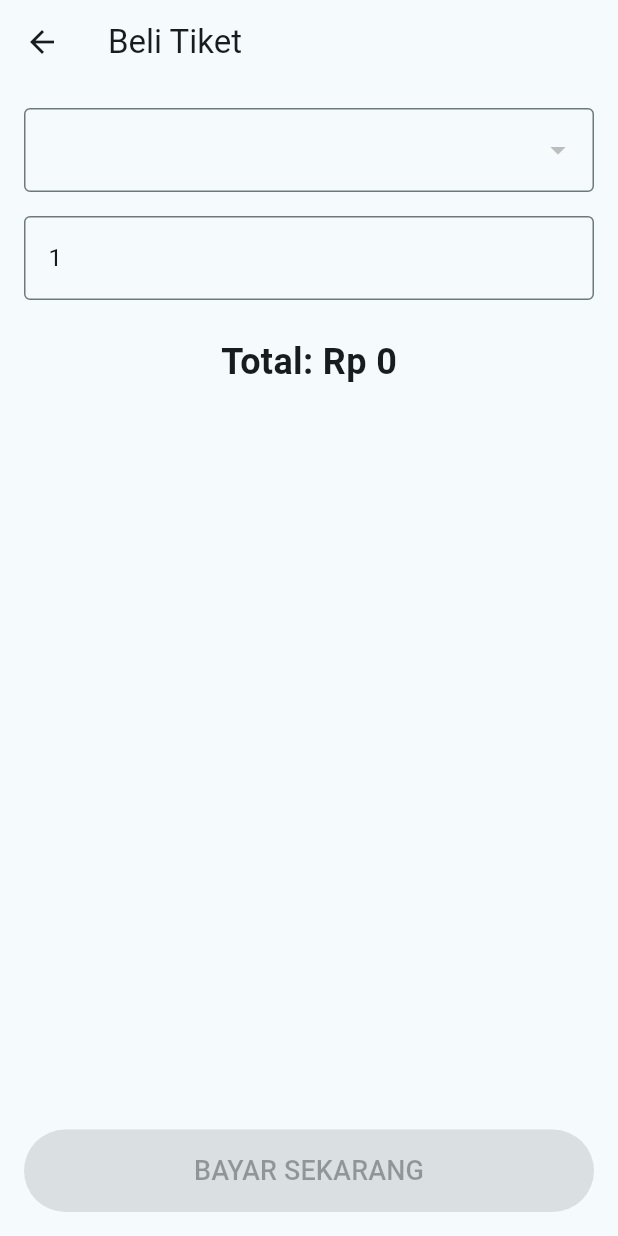
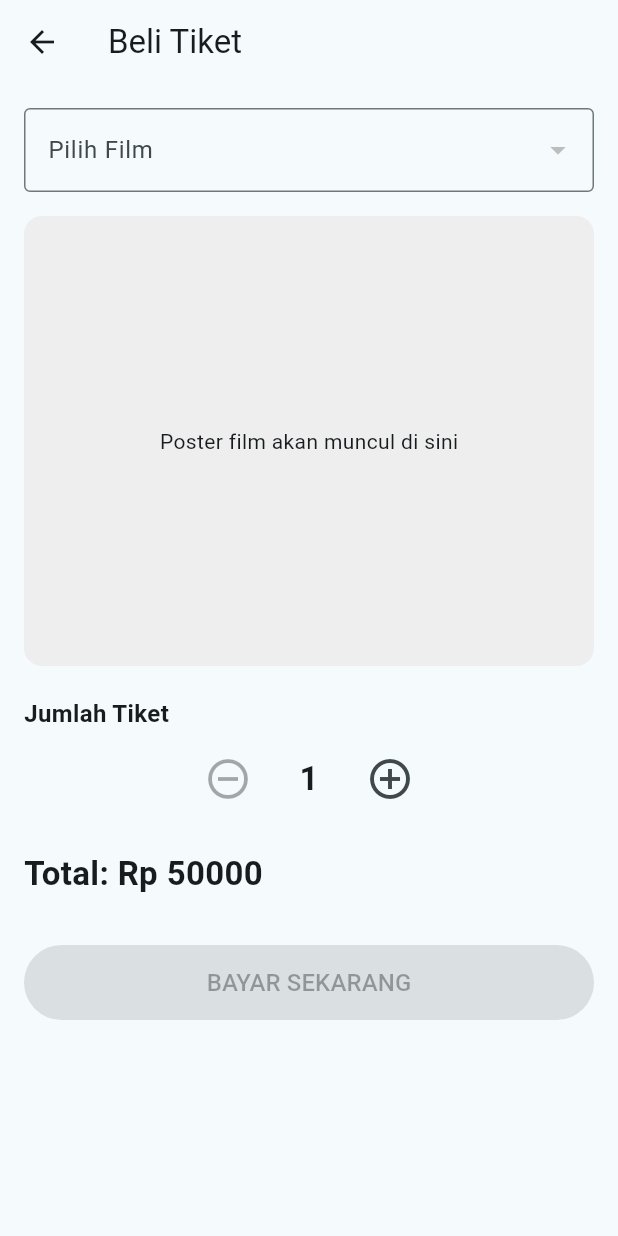
Before and after one commit to dira28/flutter_11pplg1, a Flutter app: the BuyTicketPage screen opened by its route, on a phone screen of 412 x 824 dp. Run offline on Flutter 3.47's test engine with Material 3 defaults, Android fonts, the phone set to English and light mode, and no system bars; our stand-ins replace cloud_firestore, firebase_core, firebase_messaging, flutter_local_notifications, font_awesome_flutter, get and 5 more; missing offline and left inert: shelf_router; accounts and stored records are empty; network calls fail; statements that could not run were skipped.

```diff
--- a/lib/pages/buyticket.dart
+++ b/lib/pages/buyticket.dart
@@ -1,88 +1,168 @@
 import 'package:flutter/material.dart';
 import 'package:get/get.dart';
+import 'package:latihan1_11pplg1/widgets/costum_button.dart';
+import 'package:latihan1_11pplg1/widgets/costum_dropdown.dart';
 import '../controllers/movie_controller.dart';
+import '../controllers/buy_controller.dart';
 
-class BuyTicketPage extends StatefulWidget {
-  @override
-  State<BuyTicketPage> createState() => _BuyTicketPageState();
-}
 
-class _BuyTicketPageState extends State<BuyTicketPage> {
-  final MovieController controller = Get.find<MovieController>();
+class BuyTicketPage extends StatelessWidget {
+  BuyTicketPage({super.key});
 
-  Map<String, dynamic>? selectedMovie;
-  final TextEditingController qtyController =
-      TextEditingController(text: "1");
+  final MovieController movieController = Get.put(MovieController());
+  final BuyController buyController = Get.put(BuyController());
 
-  int hargaPerTiket = 50000;
-  int totalHarga = 0;
+  final Rx<Map<String, dynamic>?> selectedMovie = Rx<Map<String, dynamic>?>(null);
+  final RxInt qty = 1.obs;
+  final int hargaPerTiket = 50000;
+  final RxInt totalHarga = 0.obs;
 
   void hitungTotal() {
-    final qty = int.tryParse(qtyController.text) ?? 0;
-    setState(() {
-      totalHarga = qty * hargaPerTiket;
-    });
+    totalHarga.value = qty.value * hargaPerTiket;
   }
 
   @override
   Widget build(BuildContext context) {
+    hitungTotal(); // Inisialisasi awal
+
     return Scaffold(
       appBar: AppBar(title: const Text("Beli Tiket")),
-      body: Padding(
+      body: SingleChildScrollView(
         padding: const EdgeInsets.all(16),
         child: Column(
+          crossAxisAlignment: CrossAxisAlignment.start,
           children: [
-            Obx(() => DropdownButtonFormField<Map<String, dynamic>>(
-                  decoration:
-                      const InputDecoration(border: OutlineInputBorder()),
-                  value: selectedMovie,
-                  items: controller.movies.map((movie) {
-                    return DropdownMenuItem(
-                      value: movie,
-                      child: Text(movie['title']),
-                    );
-                  }).toList(),
+
+            /// ===== PENGGUNAAN DROPDOWN CUSTOM =====
+            Obx(() => CustomDropdown<Map<String, dynamic>>(
+                  label: "Pilih Film",
+                  value: selectedMovie.value,
+                  items: movieController.movies,
+                  // Beritahu dropdown cara menampilkan data (ambil key 'title')
+                  itemLabelBuilder: (movie) => movie['title'] ?? '-',
                   onChanged: (val) {
-                    setState(() => selectedMovie = val);
+                    selectedMovie.value = val;
+                    qty.value = 1; // Reset qty saat ganti film
                     hitungTotal();
                   },
                 )),
+
             const SizedBox(height: 16),
-            TextField(
-              controller: qtyController,
-              keyboardType: TextInputType.number,
-              onChanged: (_) => hitungTotal(),
-              decoration:
-                  const InputDecoration(border: OutlineInputBorder()),
+
+            /// ===== POSTER FILM (Tetap di sini atau bisa dipisah juga) =====
+            _buildPosterSection(),
+
+            const SizedBox(height: 20),
+
+            /// ===== JUMLAH TIKET =====
+            const Text(
+              "Jumlah Tiket",
+              style: TextStyle(fontSize: 16, fontWeight: FontWeight.w600),
             ),
+            const SizedBox(height: 8),
+            _buildQtyControl(), // Saya pisah ke method bawah agar rapi
+
             const SizedBox(height: 24),
-            Text(
-              "Total: Rp $totalHarga",
-              style:
-                  const TextStyle(fontSize: 24, fontWeight: FontWeight.bold),
-            ),
-            const Spacer(),
-            SizedBox(
-              width: double.infinity,
-              height: 55,
-              child: ElevatedButton(
-                onPressed: selectedMovie == null || totalHarga == 0
-                    ? null
-                    : () {
-                        controller.checkoutMovie(
-                          title: selectedMovie!['title'],
-                          amount: totalHarga,
-                        );
-                      },
-                child: const Text(
-                  "BAYAR SEKARANG",
-                  style: TextStyle(fontSize: 18),
-                ),
-              ),
-            )
+
+            /// ===== TOTAL =====
+            Obx(() => Text(
+                  "Total: Rp ${totalHarga.value}",
+                  style: const TextStyle(
+                    fontSize: 22,
+                    fontWeight: FontWeight.bold
+                  ),
+                )),
+
+            const SizedBox(height: 32),
+
+            /// ===== PENGGUNAAN BUTTON CUSTOM =====
+            Obx(() => reusableButton(
+                  text: "BAYAR SEKARANG",
+                  isLoading: buyController.isPaying.value,
+                  // Logic validasi disable button ada di sini
+                  onPressed: selectedMovie.value == null
+                      ? null
+                      : () {
+                          buyController.checkout(
+                            title: selectedMovie.value!['title'],
+                            amount: totalHarga.value,
+                          );
+                        },
+                )),
+
+            const SizedBox(height: 16),
           ],
         ),
       ),
     );
   }
+
+  // --- Widget helper untuk merapikan kode utama ---
+
+  Widget _buildPosterSection() {
+    return Obx(() {
+      if (selectedMovie.value == null) {
+        return Container(
+          height: 300,
+          width: double.infinity,
+          decoration: BoxDecoration(
+            color: Colors.grey.shade200,
+            borderRadius: BorderRadius.circular(12),
+          ),
+          child: const Center(child: Text("Poster film akan muncul di sini")),
+        );
+      }
+
+      final posterPath = selectedMovie.value!['poster_path'];
+      return ClipRRect(
+        borderRadius: BorderRadius.circular(12),
+        child: posterPath != null && posterPath.isNotEmpty
+            ? Image.network(
+                "https://image.tmdb.org/t/p/w500$posterPath",
+                height: 300,
+                width: double.infinity,
+                fit: BoxFit.cover,
+              )
+            : Container(
+                height: 300,
+                color: Colors.grey.shade300,
+                child: const Center(child: Text("Poster tidak tersedia")),
+              ),
+      );
+    });
+  }
+
+  Widget _buildQtyControl() {
+    return Obx(() => Row(
+          mainAxisAlignment: MainAxisAlignment.center,
+          children: [
+            IconButton(
+              icon: const Icon(Icons.remove_circle_outline),
+              iconSize: 32,
+              onPressed: qty.value > 1
+                  ? () {
+                      qty.value--;
+                      hitungTotal();
+                    }
+                  : null,
+            ),
+            Container(
+              width: 60,
+              alignment: Alignment.center,
+              child: Text(
+                qty.value.toString(),
+                style: const TextStyle(fontSize: 22, fontWeight: FontWeight.bold),
+              ),
+            ),
+            IconButton(
+              icon: const Icon(Icons.add_circle_outline),
+              iconSize: 32,
+              onPressed: () {
+                qty.value++;
+                hitungTotal();
+              },
+            ),
+          ],
+        ));
+  }
 }
--- /dev/null
+++ b/lib/widgets/costum_button.dart
@@ -0,0 +1,39 @@
+import 'package:flutter/material.dart';
+
+class reusableButton extends StatelessWidget {
+  final String text;
+  final VoidCallback? onPressed;
+  final bool isLoading;
+
+  const reusableButton({
+    super.key,
+    required this.text,
+    this.onPressed,
+    this.isLoading = false,
+  });
+
+  @override
+  Widget build(BuildContext context) {
+    return SizedBox(
+      width: double.infinity,
+      height: 50,
+      child: ElevatedButton(
+        // Jika loading, tombol didisable (null), jika tidak, gunakan fungsi onPressed
+        onPressed: isLoading ? null : onPressed,
+        child: isLoading
+            ? const SizedBox(
+                width: 22,
+                height: 22,
+                child: CircularProgressIndicator(
+                  strokeWidth: 2,
+                  color: Colors.white
+                ),
+              )
+            : Text(
+                text,
+                style: const TextStyle(fontSize: 16)
+              ),
+      ),
+    );
+  }
+}
--- /dev/null
+++ b/lib/widgets/costum_dropdown.dart
@@ -0,0 +1,42 @@
+import 'package:flutter/material.dart';
+
+class CustomDropdown<T> extends StatelessWidget {
+  final String label;
+  final T? value;
+  final List<T> items;
+  // Fungsi untuk mengubah object data menjadi String untuk ditampilkan
+  final String Function(T) itemLabelBuilder;
+  final Function(T?) onChanged;
+
+  const CustomDropdown({
+    super.key,
+    required this.label,
+    required this.value,
+    required this.items,
+    required this.itemLabelBuilder,
+    required this.onChanged,
+  });
+
+  @override
+  Widget build(BuildContext context) {
+    return DropdownButtonFormField<T>(
+      isExpanded: true,
+      decoration: InputDecoration(
+        labelText: label,
+        border: const OutlineInputBorder(),
+      ),
+      value: value,
+      items: items.map((item) {
+        return DropdownMenuItem<T>(
+          value: item,
+          child: Text(
+            itemLabelBuilder(item),
+            maxLines: 2,
+            overflow: TextOverflow.ellipsis,
+          ),
+        );
+      }).toList(),
+      onChanged: onChanged,
+    );
+  }
+}
--- a/pubspec.yaml
+++ b/pubspec.yaml
@@ -50,6 +50,8 @@ dependencies:
   midtrans_sdk: ^1.2.0
   shelf: ^1.4.2
   shelf_router: ^1.1.4
+  uuid: ^4.5.2
+  webview_flutter: ^4.13.1
 
 
 
```
Also changed, not shown: lib/backend/server.dart (+31 -18 lines), lib/controllers/buy_controller.dart (added, +35 -0 lines), lib/controllers/movie_controller.dart (+82 -40 lines), lib/providers/midtrans_provider.dart (+44 -15 lines), lib/services/payment_service.dart (+12 -34 lines), pubspec.lock, 2 other files.
